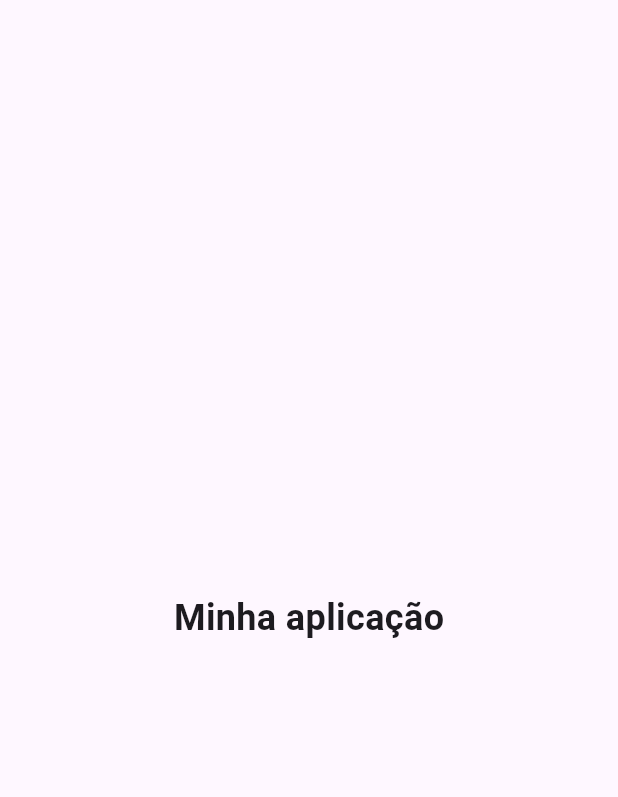
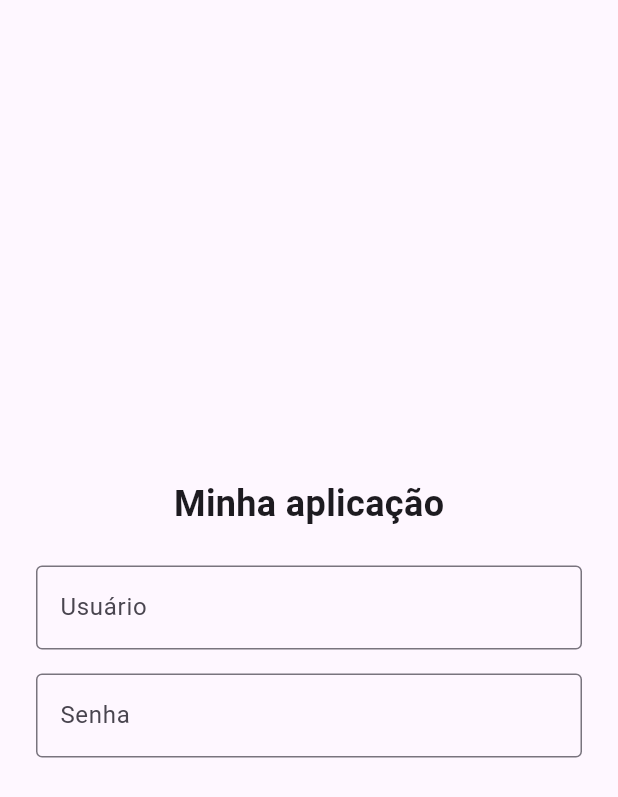
Before and after one commit to Vanessa-Maria2/AppAutenticao, a Flutter app: the screen it shows after launch, on a phone screen of 412 x 824 dp. Shown: the top 797 px of the screen. Run offline on Flutter 3.47's test engine with Material 3 defaults, Android fonts, the phone set to English and light mode, and no system bars.

Commit message:
feat: adiciona campos iniciais na tela de login

```diff
--- a/lib/login_screen.dart
+++ b/lib/login_screen.dart
@@ -12,11 +12,34 @@ class _LoginScreenState extends State<LoginScreen> {
   Widget build(BuildContext context) {
     return const Scaffold(
       body: Center(
-        child: Text(
-          'Minha aplicação',
-          style: TextStyle(
-            fontSize: 24,
-            fontWeight: FontWeight.bold,
+        child: Padding(
+          padding: EdgeInsets.all(24),
+          child: Column(
+            mainAxisSize: MainAxisSize.min,
+            children: [
+              Text(
+                'Minha aplicação',
+                style: TextStyle(
+                  fontSize: 24,
+                  fontWeight: FontWeight.bold,
+                ),
+              ),
+              SizedBox(height: 24),
+              TextField(
+                decoration: InputDecoration(
+                  labelText: 'Usuário',
+                  border: OutlineInputBorder(),
+                ),
+              ),
+              SizedBox(height: 16),
+              TextField(
+                obscureText: true,
+                decoration: InputDecoration(
+                  labelText: 'Senha',
+                  border: OutlineInputBorder(),
+                ),
+              ),
+            ],
           ),
         ),
       ),
```
